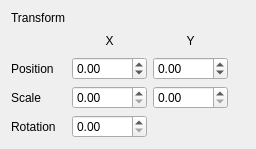
Before: the Qt Designer form Project_1_QT/transform.ui in QTGuys/Project_1_QT, drawn with Qt 5.
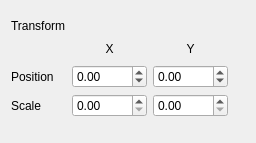
After: the same form once the commit is applied.

Diff of the .ui file:
```diff
--- a/Project_1_QT/transform.ui
+++ b/Project_1_QT/transform.ui
@@ -64,7 +64,20 @@
      </property>
     </widget>
    </item>
-   <item row="7" column="3">
+   <item row="2" column="5">
+    <spacer name="horizontalSpacer">
+     <property name="orientation">
+      <enum>Qt::Horizontal</enum>
+     </property>
+     <property name="sizeHint" stdset="0">
+      <size>
+       <width>40</width>
+       <height>20</height>
+      </size>
+     </property>
+    </spacer>
+   </item>
+   <item row="6" column="3">
     <spacer name="verticalSpacer">
      <property name="orientation">
       <enum>Qt::Vertical</enum>
@@ -94,12 +107,18 @@
      </property>
     </widget>
    </item>
-   <item row="6" column="2">
-    <widget class="QLabel" name="label_3">
-     <property name="text">
-      <string>Rotation</string>
+   <item row="7" column="3">
+    <spacer name="verticalSpacer_3">
+     <property name="orientation">
+      <enum>Qt::Vertical</enum>
      </property>
-    </widget>
+     <property name="sizeHint" stdset="0">
+      <size>
+       <width>20</width>
+       <height>40</height>
+      </size>
+     </property>
+    </spacer>
    </item>
    <item row="3" column="3">
     <widget class="QDoubleSpinBox" name="posX">
@@ -131,35 +150,6 @@
      </property>
     </spacer>
    </item>
-   <item row="6" column="3">
-    <widget class="QDoubleSpinBox" name="rotation"/>
-   </item>
-   <item row="8" column="3">
-    <spacer name="verticalSpacer_3">
-     <property name="orientation">
-      <enum>Qt::Vertical</enum>
-     </property>
-     <property name="sizeHint" stdset="0">
-      <size>
-       <width>20</width>
-       <height>40</height>
-      </size>
-     </property>
-    </spacer>
-   </item>
-   <item row="2" column="5">
-    <spacer name="horizontalSpacer">
-     <property name="orientation">
-      <enum>Qt::Horizontal</enum>
-     </property>
-     <property name="sizeHint" stdset="0">
-      <size>
-       <width>40</width>
-       <height>20</height>
-      </size>
-     </property>
-    </spacer>
-   </item>
   </layout>
  </widget>
  <resources/>
```
